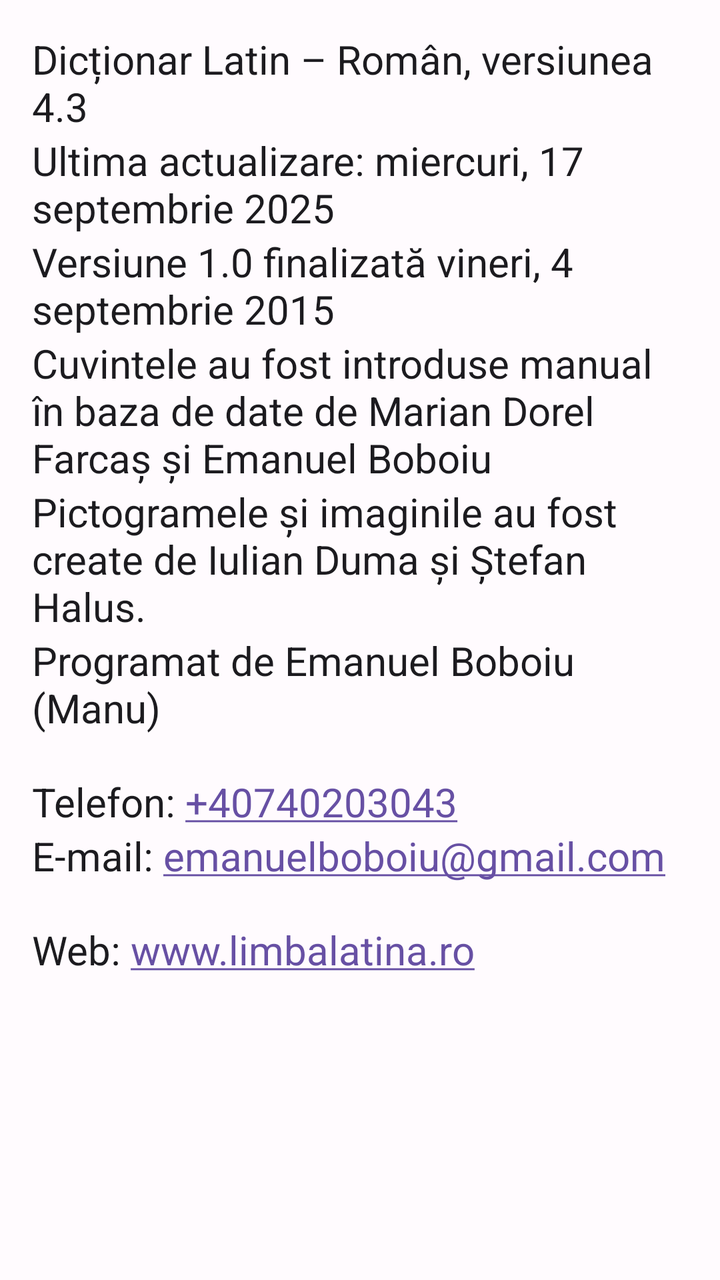
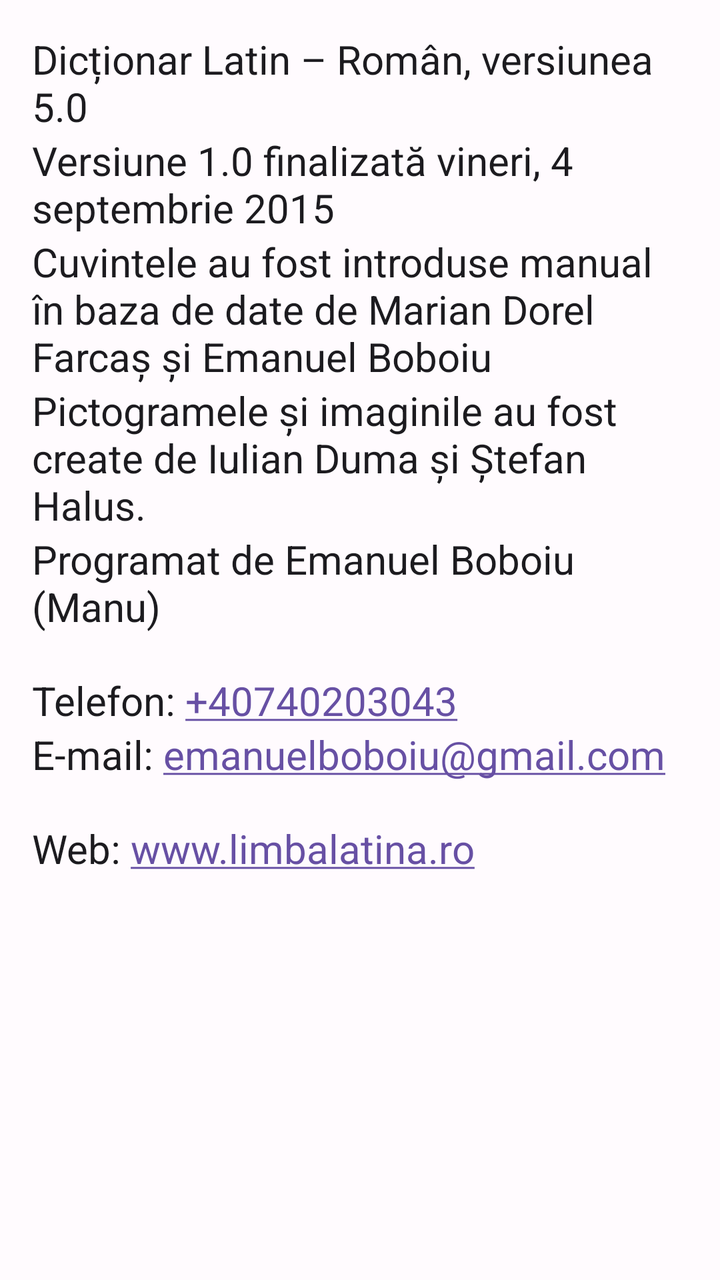

Screens rendered from an Android XML layout before and after an edit, with the pre-edit source and the edit as a unified diff.
<!-- AndroidManifest.xml: application theme AppTheme -->
<!-- res/layout/about_dialog.xml -->
<?xml version="1.0" encoding="utf-8"?>
<ScrollView xmlns:android="http://schemas.android.com/apk/res/android"
    android:layout_width="fill_parent"
    android:layout_height="fill_parent"
    android:isScrollContainer="false"
    android:orientation="vertical"
    android:paddingLeft="@dimen/activity_horizontal_margin"
    android:paddingTop="@dimen/activity_vertical_margin"
    android:paddingRight="@dimen/activity_horizontal_margin"
    android:paddingBottom="@dimen/activity_vertical_margin">

    <LinearLayout
        android:layout_width="match_parent"
        android:layout_height="wrap_content"
        android:orientation="vertical">

        <TextView
            android:layout_width="wrap_content"
            android:layout_height="wrap_content"
            android:text="@string/app_version"
            android:textColor="?attr/colorOnSurface"
            android:textSize="@dimen/text_size_main" />

        <TextView
            android:layout_width="wrap_content"
            android:layout_height="wrap_content"
            android:text="@string/app_last_update"
            android:textColor="?attr/colorOnSurface"
            android:textSize="@dimen/text_size_main" />

        <TextView
            android:layout_width="wrap_content"
            android:layout_height="wrap_content"
            android:text="@string/app_release_date"
            android:textColor="?attr/colorOnSurface"
            android:textSize="@dimen/text_size_main" />

        <TextView
            android:layout_width="wrap_content"
            android:layout_height="wrap_content"
            android:text="@string/app_credits3"
            android:textColor="?attr/colorOnSurface"
            android:textSize="@dimen/text_size_main" />

        <TextView
            android:layout_width="wrap_content"
            android:layout_height="wrap_content"
            android:text="@string/app_credits2"
            android:textColor="?attr/colorOnSurface"
            android:textSize="@dimen/text_size_main" />

        <TextView
            android:layout_width="wrap_content"
            android:layout_height="wrap_content"
            android:text="@string/app_creator"
            android:textColor="?attr/colorOnSurface"
            android:textSize="@dimen/text_size_main" />

        <TextView
            android:id="@+id/tvPhoneNumber"
            android:layout_width="wrap_content"
            android:layout_height="wrap_content"
            android:autoLink="phone"
            android:paddingTop="20dp"
            android:text="@string/phone_number"
            android:textColor="?attr/colorOnSurface"
            android:textSize="@dimen/text_size_main" />

        <TextView
            android:id="@+id/tvEmailAddress"
            android:layout_width="wrap_content"
            android:layout_height="wrap_content"
            android:autoLink="email"
            android:text="@string/email_address"
            android:textColor="?attr/colorOnSurface"
            android:textSize="@dimen/text_size_main" />

        <TextView
            android:id="@+id/tvWebAddress"
            android:layout_width="wrap_content"
            android:layout_height="wrap_content"
            android:autoLink="web"
            android:paddingTop="20dp"
            android:text="@string/web_address"
            android:textColor="?attr/colorOnSurface"
            android:textSize="@dimen/text_size_main" />
    </LinearLayout>

</ScrollView>
<!-- resources referenced by this layout -->
<resources>
  <dimen name="activity_horizontal_margin">16dp</dimen>
  <dimen name="activity_vertical_margin">16dp</dimen>
  <dimen name="text_size_main">20sp</dimen>
  <string name="app_creator">Programat de Emanuel Boboiu (Manu)</string>
  <string name="app_credits2">Pictogramele și imaginile au fost create de Iulian Duma și Ștefan Halus.</string>
  <string name="app_credits3">Cuvintele au fost introduse manual în baza de date de Marian Dorel Farcaș și Emanuel Boboiu</string>
  <string name="app_last_update">Ultima actualizare: miercuri, 17 septembrie 2025</string>
  <string name="app_release_date">Versiune 1.0 finalizată vineri, 4 septembrie 2015</string>
  <string name="app_version">Dicționar Latin – Român, versiunea 4.3</string>
  <string name="email_address">E-mail: emanuelboboiu@gmail.com</string>
  <string name="phone_number">Telefon: +40740203043</string>
  <string name="web_address">Web: www.limbalatina.ro</string>
  <style name="AppTheme" parent="Theme.Material3.DayNight.NoActionBar">
          <item name="colorPrimary">@color/md_theme_primary</item>
          <item name="colorOnPrimary">@color/md_theme_onPrimary</item>
          <item name="colorSecondary">@color/md_theme_secondary</item>
          <item name="colorOnSecondary">@color/md_theme_onSecondary</item>
  
          <item name="android:colorBackground">@color/md_theme_background</item>
          <item name="colorOnBackground">@color/md_theme_onBackground</item>
          <item name="colorSurface">@color/md_theme_surface</item>
          <item name="colorOnSurface">@color/md_theme_onSurface</item>
      </style>
  <color name="md_theme_primary">#6750A4</color>
  <color name="md_theme_onPrimary">#FFFFFF</color>
  <color name="md_theme_secondary">#625B71</color>
  <color name="md_theme_onSecondary">#FFFFFF</color>
  <color name="md_theme_background">#FFFBFE</color>
  <color name="md_theme_onBackground">#1C1B1F</color>
  <color name="md_theme_surface">#FFFBFE</color>
  <color name="md_theme_onSurface">#1C1B1F</color>
</resources>

<!-- the commit's change to res/layout/about_dialog.xml (unified diff, before → after) -->
@@ -18,13 +18,6 @@
             android:layout_width="wrap_content"
             android:layout_height="wrap_content"
             android:text="@string/app_version"
-            android:textColor="?attr/colorOnSurface"
-            android:textSize="@dimen/text_size_main" />
-
-        <TextView
-            android:layout_width="wrap_content"
-            android:layout_height="wrap_content"
-            android:text="@string/app_last_update"
             android:textColor="?attr/colorOnSurface"
             android:textSize="@dimen/text_size_main" />
 
<!-- resource entries referenced after the edit -->
@@ -6,9 +6,8 @@
   <string name="app_creator">Programat de Emanuel Boboiu (Manu)</string>
   <string name="app_credits2">Pictogramele și imaginile au fost create de Iulian Duma și Ștefan Halus.</string>
   <string name="app_credits3">Cuvintele au fost introduse manual în baza de date de Marian Dorel Farcaș și Emanuel Boboiu</string>
-  <string name="app_last_update">Ultima actualizare: miercuri, 17 septembrie 2025</string>
   <string name="app_release_date">Versiune 1.0 finalizată vineri, 4 septembrie 2015</string>
-  <string name="app_version">Dicționar Latin – Român, versiunea 4.3</string>
+  <string name="app_version">Dicționar Latin – Român, versiunea 5.0</string>
   <string name="email_address">E-mail: emanuelboboiu@gmail.com</string>
   <string name="phone_number">Telefon: +40740203043</string>
   <string name="web_address">Web: www.limbalatina.ro</string>
@@ -22,6 +21,8 @@
           <item name="colorOnBackground">@color/md_theme_onBackground</item>
           <item name="colorSurface">@color/md_theme_surface</item>
           <item name="colorOnSurface">@color/md_theme_onSurface</item>
+          <item name="colorSurfaceVariant">@color/md_theme_surfaceVariant</item>
+          <item name="colorOnSurfaceVariant">@color/md_theme_onSurfaceVariant</item>
       </style>
   <color name="md_theme_primary">#6750A4</color>
   <color name="md_theme_onPrimary">#FFFFFF</color>
@@ -31,5 +32,7 @@
   <color name="md_theme_onBackground">#1C1B1F</color>
   <color name="md_theme_surface">#FFFBFE</color>
   <color name="md_theme_onSurface">#1C1B1F</color>
+  <color name="md_theme_surfaceVariant">#E7E0EC</color>
+  <color name="md_theme_onSurfaceVariant">#49454F</color>
 </resources>
 
